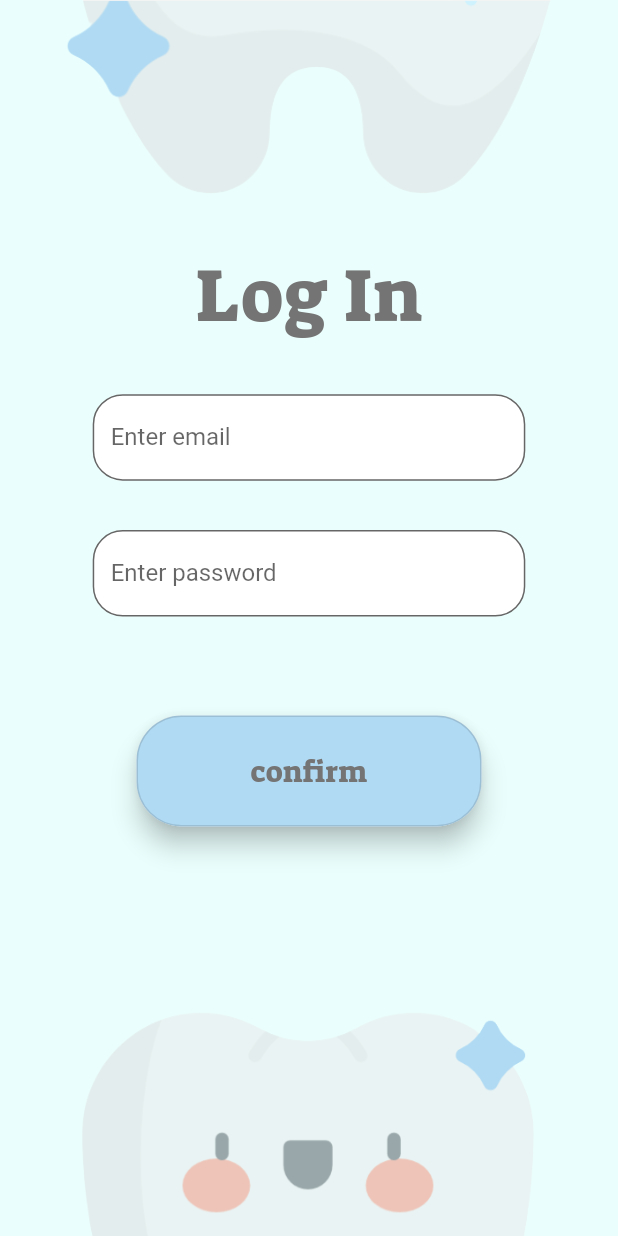
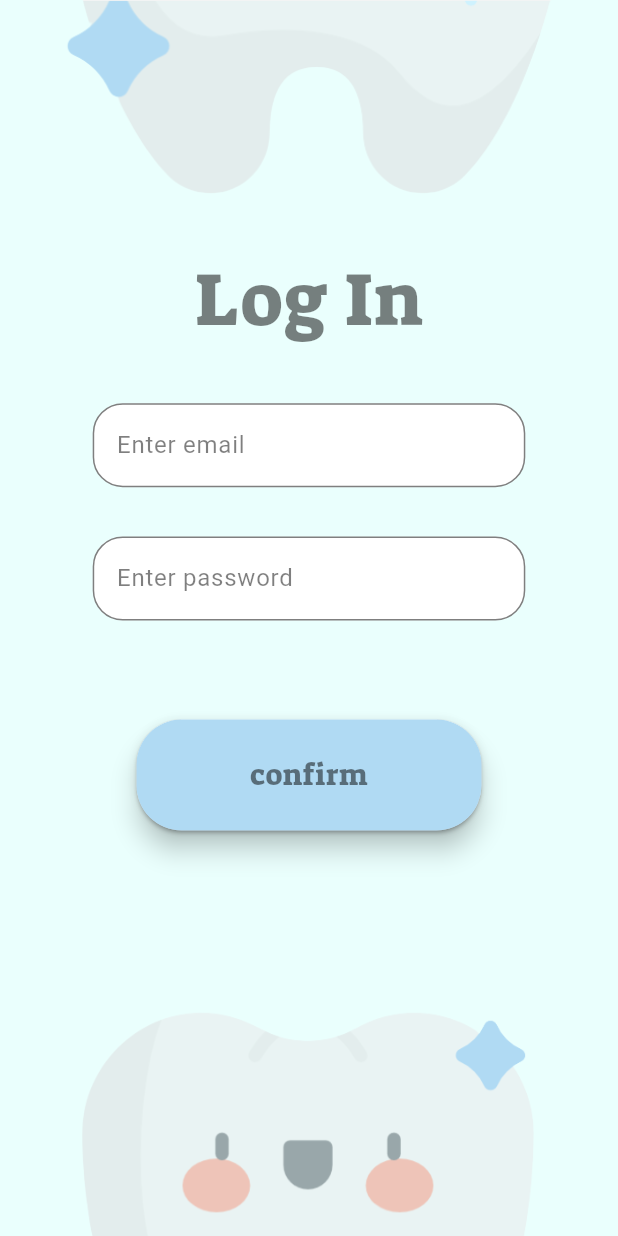
Before and after one commit to wanders00/dit356_distributed_systems_development, a Flutter app: the screen it shows after launch, after a tap on "Log in", on a phone screen of 412 x 824 dp. Run offline on Flutter 3.47's test engine with Material 2 defaults, Android fonts, the phone set to English and light mode, and no system bars.

Commit message:
Implement Material theme #6

```diff
--- a/Website/Frontend/lib/authentication.dart
+++ b/Website/Frontend/lib/authentication.dart
@@ -12,8 +12,7 @@ class Authentication extends StatelessWidget {
     Size screenSize = MediaQuery.of(context).size;
     bool isDesktop = screenSize.width > 800;
     double textFieldWidthFactor = isDesktop ? 0.4 : 0.7;
-    return MaterialApp(
-        home: Scaffold(
+    return Scaffold(
       resizeToAvoidBottomInset: false,
       body: Stack(
         alignment: Alignment.topCenter,
@@ -32,8 +31,8 @@ class Authentication extends StatelessWidget {
                     height: screenSize.height * 0.2,
                   ),
                   Text(isSigningUp ? "Sign Up" : "Log In",
-                      style: const TextStyle(
-                          color: Color.fromRGBO(117, 116, 116, 1),
+                      style: TextStyle(
+                          color: Theme.of(context).colorScheme.onSurface,
                           fontSize: 50,
                           fontFamily: "suezone")),
                   SizedBox(
@@ -41,30 +40,30 @@ class Authentication extends StatelessWidget {
                     height: screenSize.height * 0.04,
                   ),
                   createTextField(screenSize.width * textFieldWidthFactor,
-                      screenSize.height * 0.07, "Enter email"),
+                      screenSize.height * 0.07, "Enter email", context),
                   SizedBox(
                     height: screenSize.height * 0.04,
                   ),
                   createTextField(screenSize.width * textFieldWidthFactor,
-                      screenSize.height * 0.07, "Enter password"),
+                      screenSize.height * 0.07, "Enter password", context),
                   SizedBox(
                     height: screenSize.height * 0.04,
                   ),
                   if (isSigningUp)
                     createTextField(screenSize.width * textFieldWidthFactor,
-                        screenSize.height * 0.07, "Confirm password"),
+                        screenSize.height * 0.07, "Confirm password", context),
                   SizedBox(
                     height: screenSize.height * 0.04,
                   ),
                   Material(
                     elevation: 7,
                     borderRadius: BorderRadius.circular(30.0),
-                    shadowColor: Colors.black,
+                    shadowColor: Theme.of(context).colorScheme.shadow,
                     child: WidgetUtil.newMethod(
                         context,
-                        const Color.fromRGBO(117, 116, 116, 1),
+                        Theme.of(context).colorScheme.onPrimaryContainer,
                         const Size(230, 74),
-                        const Color.fromRGBO(176, 218, 243, 1),
+                        Theme.of(context).colorScheme.primaryContainer,
                         () => onPressed(context),
                         "confirm"),
                   )
@@ -74,16 +73,17 @@ class Authentication extends StatelessWidget {
           )
         ],
       ),
-    ));
+    );
   }
 
-  TextField createTextField(double width, double height, String prompt) {
+  TextField createTextField(
+      double width, double height, String prompt, BuildContext context) {
     return TextField(
         //check if the text field is the password one to deicde to blur or not
         obscureText: prompt.contains("password") ? true : false,
         decoration: InputDecoration(
           border: OutlineInputBorder(borderRadius: BorderRadius.circular(20)),
-          fillColor: Colors.white,
+          fillColor: Theme.of(context).colorScheme.surface,
           constraints: BoxConstraints(maxWidth: width, maxHeight: height),
           filled: true,
           labelText: prompt,
--- a/Website/Frontend/lib/initial_page.dart
+++ b/Website/Frontend/lib/initial_page.dart
@@ -15,12 +15,11 @@ class InitialPage extends StatelessWidget {
     return Material(
         elevation: shadowElevation,
         borderRadius: BorderRadius.circular(cornerRadius),
-        shadowColor: Colors.black,
         child: WidgetUtil.newMethod(
             context,
-            const Color.fromRGBO(117, 116, 116, 1),
+            Theme.of(context).colorScheme.onPrimaryContainer,
             Size(btnWidth, btnHeight),
-            const Color.fromRGBO(176, 218, 243, 1),
+            Theme.of(context).colorScheme.primaryContainer,
             () => onPressed(context, buttonId),
             text));
   }
@@ -33,8 +32,7 @@ class InitialPage extends StatelessWidget {
     bool isDesktop = screenSize.width > mobileWidth;
     //The 2 following numbers are scaling factors defined by layout trials
     double bankIDScaleFactor = isDesktop ? 0.2 : 0.57;
-    return MaterialApp(
-      home: Scaffold(
+    return Scaffold(
       body: Stack(
         alignment: Alignment.topCenter,
         // Scale the stack
@@ -50,15 +48,15 @@ class InitialPage extends StatelessWidget {
               SizedBox(
                 height: screenSize.height * 0.04,
               ),
-                createBTN("Sign up with email", 22, context, "Sign up BTN",
-                    "Sign up"),
+              createBTN(
+                  "Sign up with email", 22, context, "Sign up BTN", "Sign up"),
               //sizedbox now takes 4% of screen height
               SizedBox(height: screenSize.height * 0.04),
               Container(
                 height: 1,
                 //width is 70% of screen width
                 width: screenSize.width * 0.7,
-                  color: Colors.black,
+                color: Theme.of(context).colorScheme.shadow,
               ),
               //depending on screen size, the height of the sizedbox is different for
               //desktop and mobile designs
@@ -68,18 +66,11 @@ class InitialPage extends StatelessWidget {
                       : screenSize.height * 0.05),
               GestureDetector(
                 onTap: () => onPressed(context, "BankID BTN"),
+                child: Material(
+                  elevation: 7.0,
+                  borderRadius: BorderRadius.circular(30.0),
+                  color: Theme.of(context).colorScheme.primaryContainer,
                   child: Container(
-                    decoration: BoxDecoration(
-                      boxShadow: [
-                        BoxShadow(
-                            color: Colors.black.withOpacity(0.2),
-                            spreadRadius: 2,
-                            blurRadius: 7,
-                            offset: const Offset(0, 10))
-                      ],
-                      borderRadius: BorderRadius.circular(30.0),
-                      color: const Color.fromRGBO(176, 218, 243, 1),
-                    ),
                     // width is 10% of screen width
                     height: screenSize.height * 0.1,
                     width: screenSize.width * bankIDScaleFactor,
@@ -93,10 +84,10 @@ class InitialPage extends StatelessWidget {
                     ),
                   ),
                 ),
+              ),
             ],
           )
         ],
-        ),
       ),
     );
   }
--- a/Website/Frontend/lib/initial_pages_background.dart
+++ b/Website/Frontend/lib/initial_pages_background.dart
@@ -7,11 +7,9 @@ class InitialPageBackground extends StatelessWidget {
   Widget build(BuildContext context) {
     double bottomToothSpace = 130;
     double topToothSpace = 150;
-    return MaterialApp(
-      title: 'Flutter Demo',
-      home: Scaffold(
+    return Scaffold(
       resizeToAvoidBottomInset: false,
-        backgroundColor: const Color.fromARGB(255, 234, 255, 253),
+      backgroundColor: Theme.of(context).colorScheme.background,
       body: Column(
         mainAxisAlignment: MainAxisAlignment.spaceBetween,
         children: <Widget>[
@@ -29,7 +27,6 @@ class InitialPageBackground extends StatelessWidget {
           )
         ],
       ),
-      ),
     );
   }
 }
--- a/Website/Frontend/lib/main.dart
+++ b/Website/Frontend/lib/main.dart
@@ -1,5 +1,6 @@
 import 'package:flutter/material.dart';
 import 'initial_page.dart';
+import 'color_schemes.g.dart';
 
 void main() => runApp(const MyApp());
 
@@ -8,9 +9,11 @@ class MyApp extends StatelessWidget {
 
   @override
   Widget build(BuildContext context) {
-    return const MaterialApp(
+    return MaterialApp(
       title: 'App',
-      home: InitialPage(),
+      theme: ThemeData(useMaterial3: true, colorScheme: lightColorScheme),
+      darkTheme: ThemeData(useMaterial3: true, colorScheme: darkColorScheme),
+      home: const InitialPage(),
     );
   }
 }
--- a/Website/Frontend/lib/widget_util.dart
+++ b/Website/Frontend/lib/widget_util.dart
@@ -1,9 +1,9 @@
 import 'package:flutter/material.dart';
 
 class WidgetUtil {
-  static OutlinedButton newMethod(BuildContext context, Color textColor,
+  static ElevatedButton newMethod(BuildContext context, Color textColor,
       Size btnSize, Color btnColor, VoidCallback onPressed, String text) {
-    return OutlinedButton(
+    return ElevatedButton(
         //assign the button to a passed in callback function
         onPressed: onPressed,
         style: ButtonStyle(
```
Also changed, not shown: Website/Frontend/lib/color_schemes.g.dart (added). Lines whose indentation alone changed are shown as unchanged.
